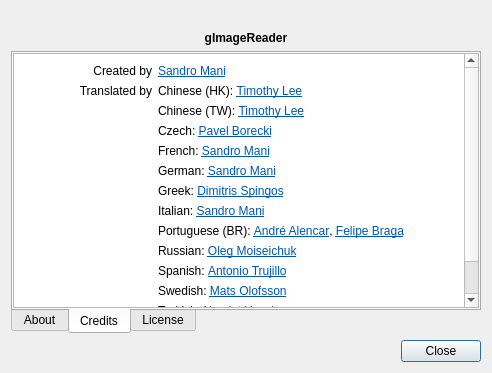
First picture: the form in qt/data/AboutDialog.ui, repository manisandro/gImageReader, before the edit.
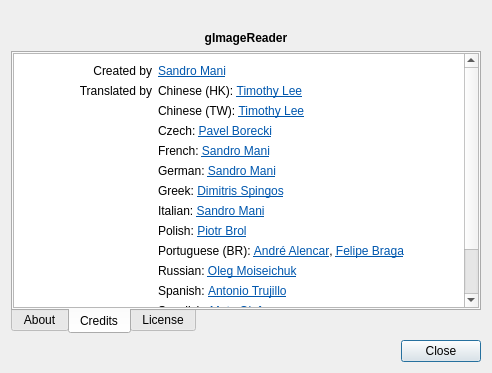
Second picture: the form after the edit. The open tabs and pages were chosen to show the change. Icons and pictures are not drawn.

Commit message: Add polish translation

What changed in the file:
```diff
--- a/qt/data/AboutDialog.ui
+++ b/qt/data/AboutDialog.ui
@@ -171,6 +171,10 @@
 &lt;tr&gt;
 &lt;td&gt;&lt;/td&gt;
 &lt;td&gt;
+&lt;p style=&quot; margin-top:12px; margin-bottom:12px; margin-left:0px; margin-right:0px; -qt-block-indent:0; text-indent:0px;&quot;&gt;Polish: &lt;a href=&quot;mailto:peterb@inetia.pl&quot;&gt;&lt;span style=&quot; text-decoration: underline; color:#0057ae;&quot;&gt;Piotr Brol&lt;/span&gt;&lt;/a&gt;&lt;/p&gt;&lt;/td&gt;&lt;/tr&gt;
+&lt;tr&gt;
+&lt;td&gt;&lt;/td&gt;
+&lt;td&gt;
 &lt;p style=&quot; margin-top:12px; margin-bottom:12px; margin-left:0px; margin-right:0px; -qt-block-indent:0; text-indent:0px;&quot;&gt;Portuguese (BR): &lt;a href=&quot;mailto:andre.tre@gmail.com&quot;&gt;&lt;span style=&quot; text-decoration: underline; color:#0057ae;&quot;&gt;André Alencar&lt;/span&gt;&lt;/a&gt;, &lt;a href=&quot;mailto:fbobraga@gmail.com&quot;&gt;&lt;span style=&quot; text-decoration: underline; color:#0057ae;&quot;&gt;Felipe Braga&lt;/span&gt;&lt;/a&gt;&lt;/p&gt;&lt;/td&gt;&lt;/tr&gt;
 &lt;tr&gt;
 &lt;td&gt;&lt;/td&gt;
```
The commit also changes 3 other files.
